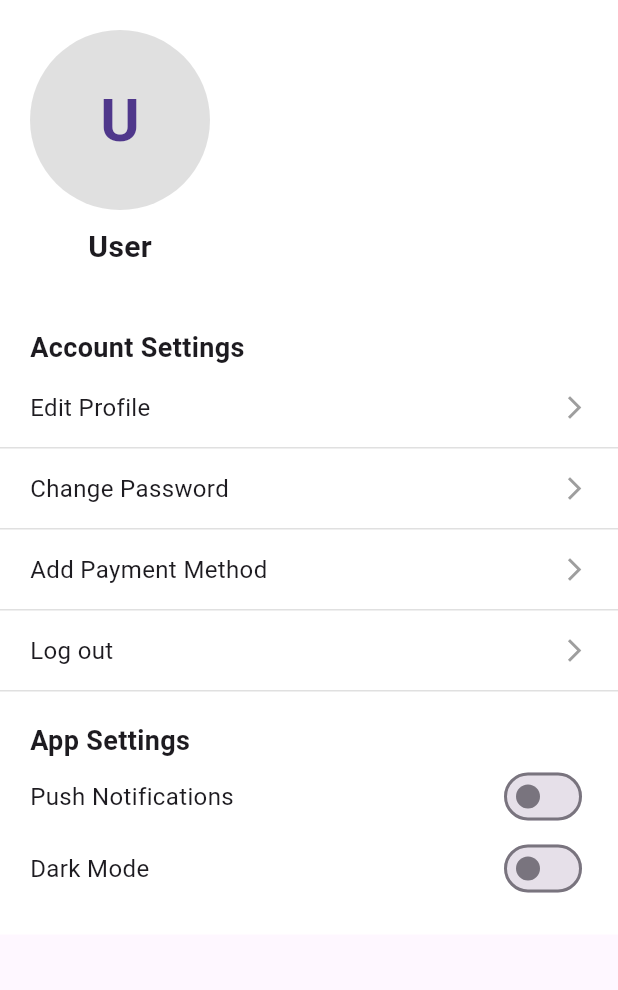
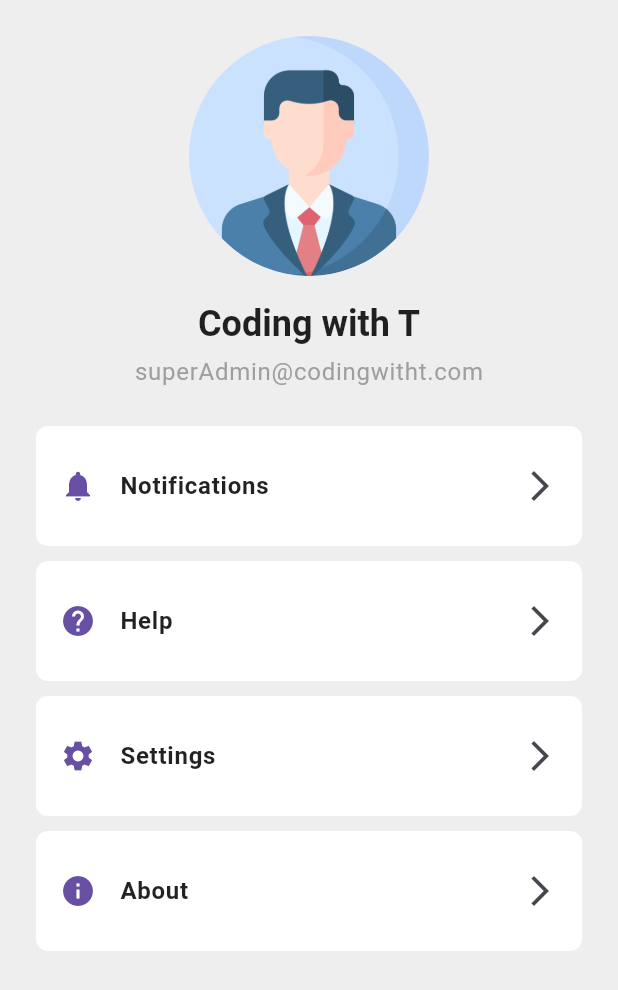
Before and after one commit to fatiha-izmouh/prj_local, a Flutter app: the ProfilePage screen opened directly, on a phone screen of 412 x 824 dp. Shown: the top 990 px of the screen. Run offline on Flutter 3.47's test engine with Material 3 defaults, Android fonts, the light colour scheme and no system bars; our stand-ins replace curved_navigation_bar, fl_chart.

Commit message:
profile page

```diff
--- a/lib/pages/profile.dart
+++ b/lib/pages/profile.dart
@@ -1,5 +1,10 @@
 import 'package:flutter/cupertino.dart';
 import 'package:flutter/material.dart';
+
+import '../profile_list/about.dart';
+import '../profile_list/help.dart';
+import '../profile_list/notification.dart';
+import '../profile_list/settings.dart';
 
 class ProfilePage extends StatefulWidget {
   const ProfilePage({super.key});
@@ -9,126 +14,79 @@ class ProfilePage extends StatefulWidget {
 }
 
 class _ProfilePageState extends State<ProfilePage> {
-  String userInitial = 'U';
-  String userName = 'User';
-  bool pushNotificationsEnabled = false;
-  bool darkModeEnabled = false;
   @override
   Widget build(BuildContext context) {
-    return Container(
-      color: Colors.white,
-      child: SingleChildScrollView(
-        child: Column(
-          crossAxisAlignment: CrossAxisAlignment.start,
-          children: [
-            Container(
-              padding: EdgeInsets.all(20),
+    return Scaffold(
+      backgroundColor: Colors.grey[200]!,
+      body: SingleChildScrollView(
+        child: Padding(
+          padding: const EdgeInsets.all(24.0),
           child: Column(
             crossAxisAlignment: CrossAxisAlignment.center,
             children: [
-                  CircleAvatar(
-                    radius: 60,
-                    backgroundColor: Colors.grey[300],
-                    child: Text(
-                      userInitial,
-                      style: TextStyle(fontSize: 40, fontWeight: FontWeight.bold),
+              Center(
+                child: CircleAvatar(
+                  radius: 80,
+                  backgroundImage: AssetImage('images/profile.png'),
                 ),
               ),
-                  SizedBox(height: 10),
+              const SizedBox(height: 16),
+              // Profile name and email
               Text(
-                    userName,
-                    style: TextStyle(fontSize: 20, fontWeight: FontWeight.bold),
+                'Coding with T',
+                style: Theme.of(context).textTheme.headline5!.copyWith(
+                  fontWeight: FontWeight.bold,
+                  color: Colors.black87,
+                ),
+              ),
+              const SizedBox(height: 4),
+              Text(
+                'superAdmin@codingwitht.com',
+                style: Theme.of(context).textTheme.bodyText1!.copyWith(
+                  color: Colors.grey,
+                ),
+              ),
+              const SizedBox(height: 24),
+              // Settings list
+              ListView(
+                shrinkWrap: true,
+                physics: const NeverScrollableScrollPhysics(),
+                children: [
+                  _buildListTile(context, 'Notifications', Icons.notifications, NotificationPage()),
+                  const SizedBox(height: 10),
+                  _buildListTile(context, 'Help', Icons.help, HelpPage()),
+                  const SizedBox(height: 10),
+                  _buildListTile(context, 'Settings', Icons.settings, SettingsPage()),
+                  const SizedBox(height: 10),
+                  _buildListTile(context, 'About', Icons.info, AboutPage()),
+                ],
               ),
             ],
           ),
-            ),
-            SizedBox(height: 20),
-            _buildSectionTitle('Account Settings'),
-            _buildAccountOption(context, 'Edit Profile', () {
-              // Navigate to Edit Profile Screen
-            }),
-            _buildAccountOption(context, 'Change Password', () {
-              // Navigate to Change Password Screen
-            }),
-            _buildAccountOption(context, 'Add Payment Method', () {
-              // Navigate to Add Payment Method Screen
-            }),
-            _buildAccountOption(context, 'Log out', () {
-              // Handle logout
-            }),
-            SizedBox(height: 20),
-            _buildSectionTitle('App Settings'),
-            _buildAppSettingOption(context, 'Push Notifications', (value) {
-              setState(() {
-                pushNotificationsEnabled = value;
-              });
-            }, pushNotificationsEnabled),
-            _buildAppSettingOption(context, 'Dark Mode', (value) {
-              setState(() {
-                darkModeEnabled = value;
-              });
-            }, darkModeEnabled),
-            SizedBox(height: 20),
-          ],
         ),
       ),
     );
   }
 
-  Widget _buildSectionTitle(String title) {
-    return Padding(
-      padding: const EdgeInsets.symmetric(horizontal: 20.0),
-      child: Text(
+  ListTile _buildListTile(BuildContext context, String title, IconData icon, Widget page) {
+    return ListTile(
+      contentPadding: const EdgeInsets.symmetric(vertical: 12.0, horizontal: 16.0),
+      leading: Icon(icon, color: Theme.of(context).primaryColor),
+      title: Text(
         title,
-        style: TextStyle(fontSize: 18, fontWeight: FontWeight.bold),
+        style: const TextStyle(fontWeight: FontWeight.w600, color: Colors.black87),
       ),
+      trailing: const Icon(Icons.arrow_forward_ios),
+      tileColor: Colors.white,
+      shape: RoundedRectangleBorder(
+        borderRadius: BorderRadius.circular(8.0),
+      ),
+      onTap: () {
+        Navigator.push(
+          context,
+          MaterialPageRoute(builder: (context) => page),
         );
-  }
-
-  Widget _buildAccountOption(BuildContext context, String title, VoidCallback onTap) {
-    return InkWell(
-      onTap: onTap,
-      child: Container(
-        padding: EdgeInsets.symmetric(horizontal: 20, vertical: 15),
-        decoration: BoxDecoration(
-          border: Border(
-            bottom: BorderSide(color: Colors.grey[300] ?? Colors.grey),
-          ),
-        ),
-        child: Row(
-          mainAxisAlignment: MainAxisAlignment.spaceBetween,
-          children: [
-            Text(
-              title,
-              style: TextStyle(fontSize: 16),
-            ),
-            Icon(
-              Icons.arrow_forward_ios,
-              size: 18,
-              color: Colors.grey,
-            ),
-          ],
-        ),
-      ),
-    );
-  }
-
-  Widget _buildAppSettingOption(BuildContext context, String title, ValueChanged<bool> onChanged, bool value) {
-    return Padding(
-      padding: const EdgeInsets.symmetric(horizontal: 20.0),
-      child: Row(
-        mainAxisAlignment: MainAxisAlignment.spaceBetween,
-        children: [
-          Text(
-            title,
-            style: TextStyle(fontSize: 16),
-          ),
-          Switch(
-            value: value,
-            onChanged: onChanged,
-          ),
-        ],
-      ),
+      },
     );
   }
 }
```
Also changed, not shown: lib/profile_list/help.dart (added, +23 -0 lines), lib/profile_list/notification.dart (added, +23 -0 lines), lib/profile_list/settings.dart (added, +23 -0 lines). Lines whose indentation alone changed are shown as unchanged.
